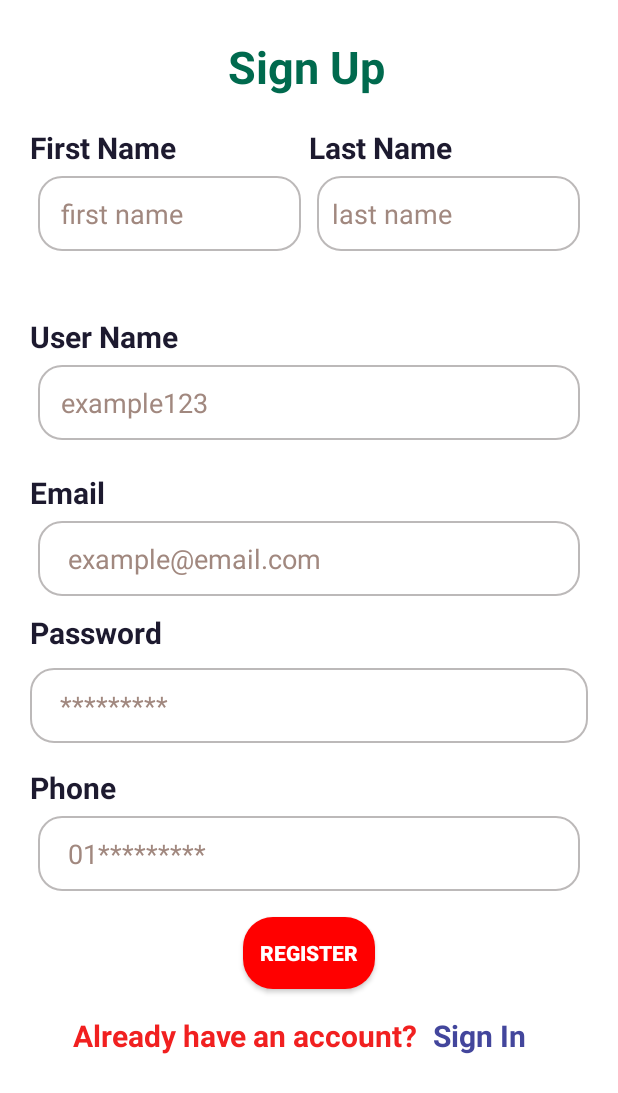
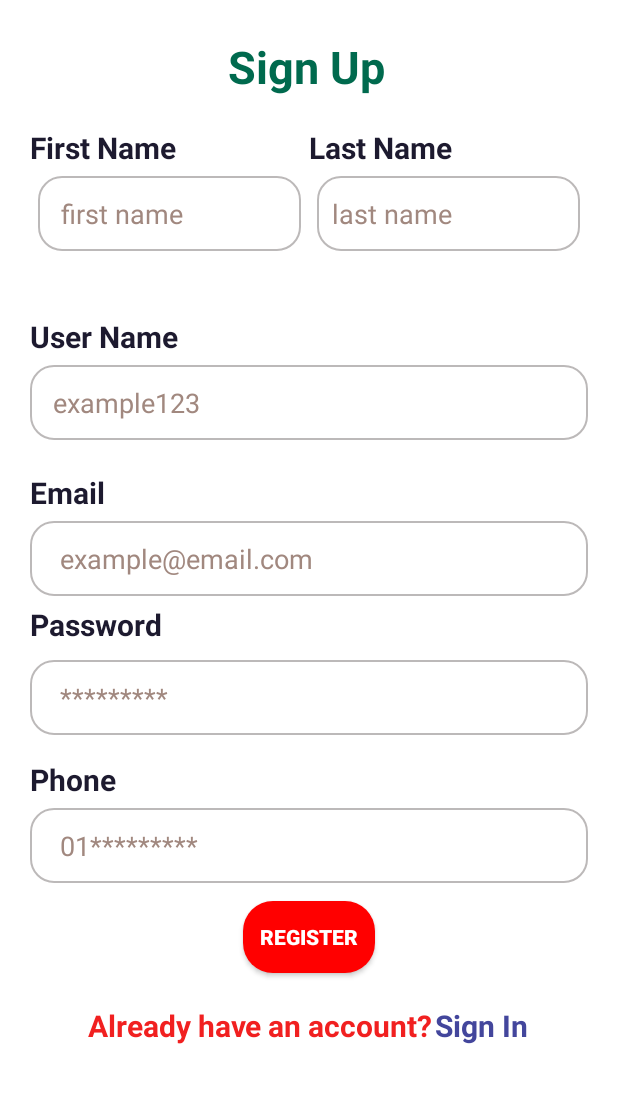
Before and after one commit to Atikur-Rahman26/Eventisa, an Android app: the HostSignUpActivity screen opened directly, with no data from a screen before it, on a phone screen of 412 x 824 dp. Shown: the top 1093 px of the screen. Run offline under Robolectric (Android 15) with nearby library versions, the phone set to English and light mode, and no system bars; our stand-ins replace Firebase (no records; nobody signed in at launch, a user with empty details on screens opened directly).

Commit message:
some logo and some data

```diff
--- a/app/src/main/res/layout/activity_host_sign_up.xml
+++ b/app/src/main/res/layout/activity_host_sign_up.xml
@@ -35,7 +35,7 @@
                 android:id="@+id/UserNameTextField"
                 android:layout_width="match_parent"
                 android:layout_height="50dp"
-                android:layout_margin="5dp"
+                android:layout_marginTop="5dp"
                 android:hint="example123"
                 android:background="@drawable/border_button"
                 android:inputType="text"
@@ -154,7 +154,7 @@
                 android:id="@+id/emailSignUp"
                 android:layout_width="match_parent"
                 android:layout_height="50dp"
-                android:layout_margin="5dp"
+                android:layout_marginTop="5dp"
                 android:background="@drawable/border_button"
                 android:hint="example@email.com"
                 android:inputType="textEmailAddress"
@@ -238,7 +238,7 @@
                 android:id="@+id/phoneNumber"
                 android:layout_width="match_parent"
                 android:layout_height="50dp"
-                android:layout_margin="5dp"
+                android:layout_marginTop="5dp"
                 android:hint="01*********"
                 android:background="@drawable/border_button"
                 android:maxLength="11"
@@ -266,11 +266,12 @@
             android:id="@+id/AdminLoginPageButton"
             android:layout_width="wrap_content"
             android:layout_height="wrap_content"
-            android:layout_marginTop="12dp"
+            android:layout_marginTop="16dp"
             android:gravity="center"
             android:orientation="horizontal"
             android:padding="5dp"
             app:layout_constraintEnd_toEndOf="parent"
+            app:layout_constraintHorizontal_bias="0.61"
             app:layout_constraintStart_toStartOf="parent"
             app:layout_constraintTop_toBottomOf="@id/registerBtn">
 
@@ -285,7 +286,7 @@
             <TextView
                 android:layout_width="75dp"
                 android:layout_height="wrap_content"
-                android:layout_marginLeft="10dp"
+                android:layout_marginLeft="1dp"
                 android:text="Sign In"
                 android:textColor="@color/textHeading"
                 android:textSize="20sp"
--- a/app/src/main/res/layout/activity_sign_up.xml
+++ b/app/src/main/res/layout/activity_sign_up.xml
@@ -261,12 +261,12 @@
             android:id="@+id/AdminLoginPageButton"
             android:layout_width="wrap_content"
             android:layout_height="wrap_content"
-            android:layout_marginTop="12dp"
+            android:layout_marginTop="16dp"
             android:gravity="center"
             android:orientation="horizontal"
             android:padding="5dp"
             app:layout_constraintEnd_toEndOf="parent"
-            app:layout_constraintHorizontal_bias="0.493"
+            app:layout_constraintHorizontal_bias="0.621"
             app:layout_constraintStart_toStartOf="parent"
             app:layout_constraintTop_toBottomOf="@id/registerBtn">
 
@@ -281,7 +281,7 @@
             <TextView
                 android:layout_width="75dp"
                 android:layout_height="wrap_content"
-                android:layout_marginLeft="10dp"
+                android:layout_marginLeft="1dp"
                 android:text="Sign In"
                 android:textColor="@color/textHeading"
                 android:textSize="20sp"
```
